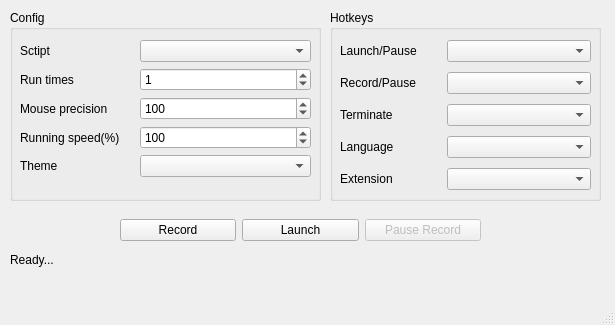
Above: UIView.ui from taojy123/KeymouseGo before the change. Below: the same form after it.
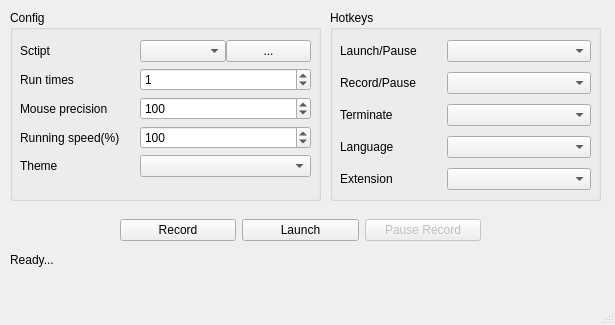
That is the form after the change. Icons and pictures are not drawn.

Commit message: 更改界面UI

Diff of the .ui file:
```diff
--- a/UIView.ui
+++ b/UIView.ui
@@ -136,7 +136,18 @@
        </widget>
       </item>
       <item row="0" column="1">
-       <widget class="QComboBox" name="choice_script"/>
+       <layout class="QGridLayout" name="gridLayout">
+        <item row="0" column="0">
+         <widget class="QComboBox" name="choice_script"/>
+        </item>
+        <item row="0" column="1">
+         <widget class="QPushButton" name="bt_open_script_files">
+          <property name="text">
+           <string>...</string>
+          </property>
+         </widget>
+        </item>
+       </layout>
       </item>
       <item row="1" column="0">
        <widget class="QLabel" name="label_run_times">
```
The commit also changes 1 other file.
